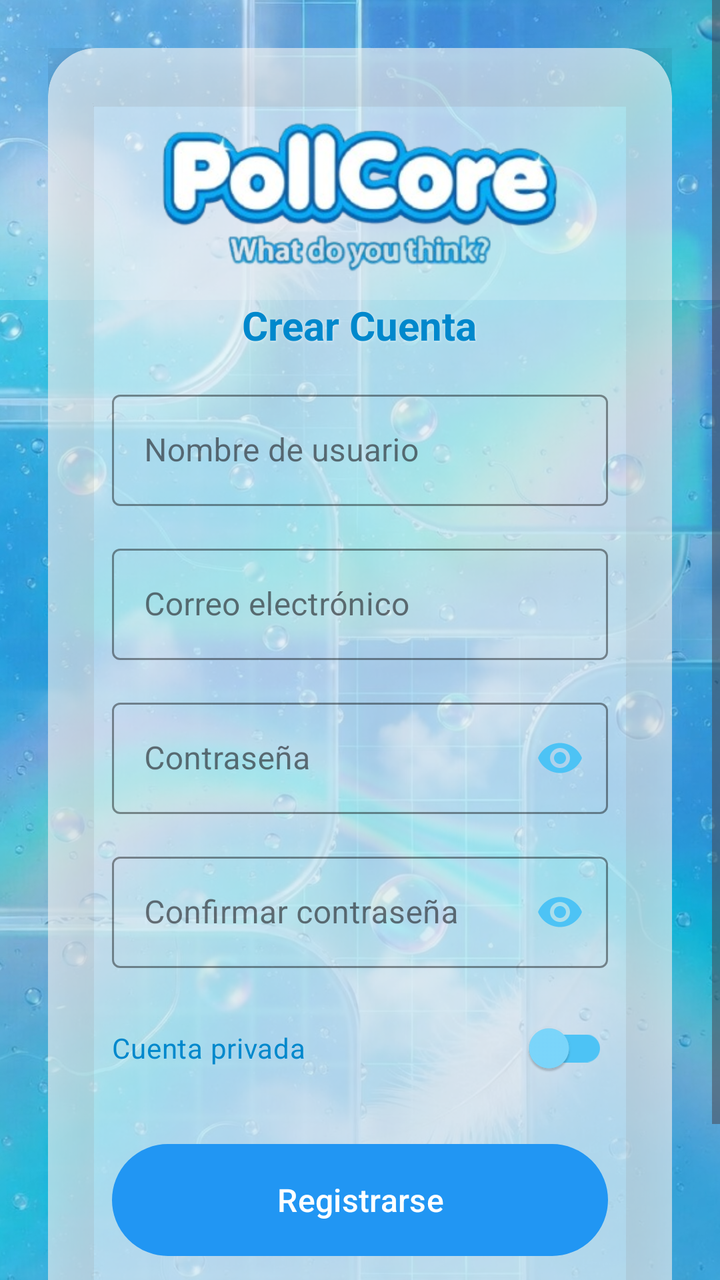
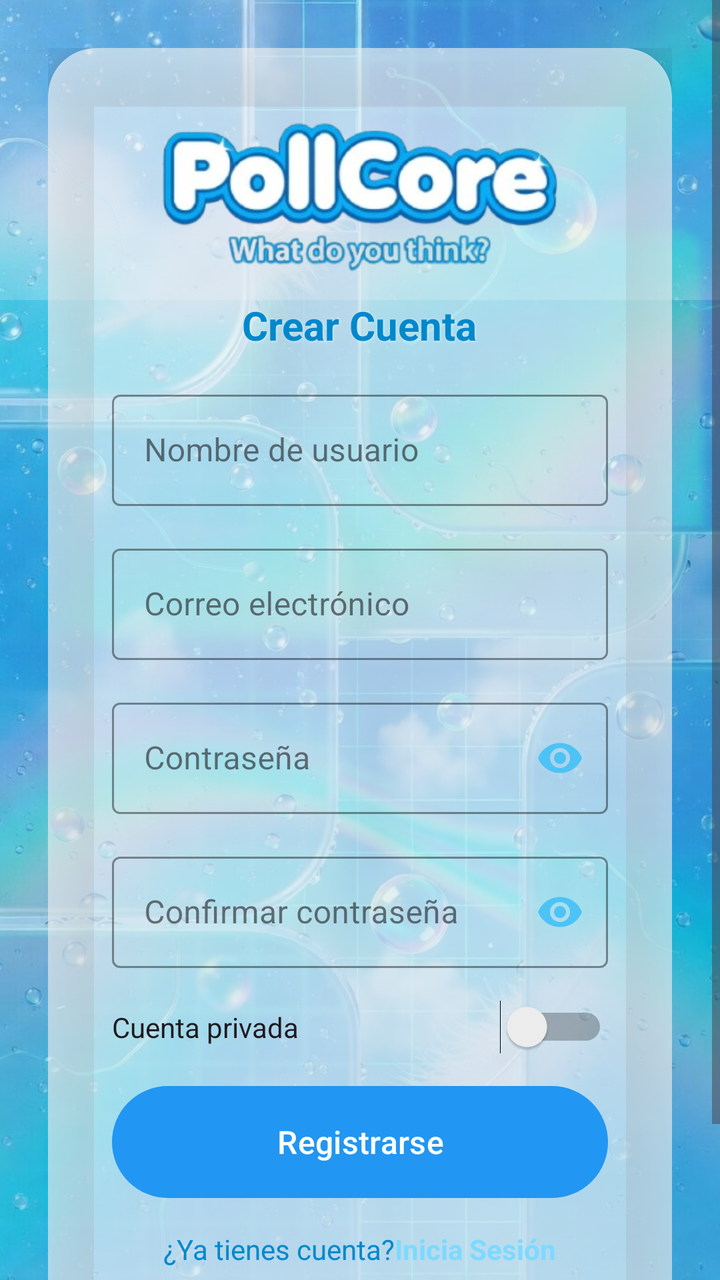

Compare the two renders of this Android layout. The source of the first and the diff that turns it into the second are given below.
<!-- AndroidManifest.xml: application theme Theme.PollCore -->
<!-- res/layout/activity_register.xml -->
<?xml version="1.0" encoding="utf-8"?>
<RelativeLayout xmlns:android="http://schemas.android.com/apk/res/android"
    xmlns:app="http://schemas.android.com/apk/res-auto"
    android:layout_width="match_parent"
    android:layout_height="match_parent">

    <ImageView
        android:id="@+id/ivBackground"
        android:layout_width="match_parent"
        android:layout_height="match_parent"
        android:scaleType="centerCrop"
        android:src="@drawable/ic_register_background" />

    <View
        android:layout_width="match_parent"
        android:layout_height="match_parent"
        android:background="@drawable/bg_frutiger_gradient" />

    <View
        android:layout_width="match_parent"
        android:layout_height="150dp"
        android:background="@drawable/bg_top_glare" />

    <ScrollView
        android:layout_width="match_parent"
        android:layout_height="match_parent"
        android:fillViewport="true">

        <RelativeLayout
            android:layout_width="match_parent"
            android:layout_height="match_parent"
            android:padding="24dp">

            <androidx.cardview.widget.CardView
                android:id="@+id/cardRegister"
                android:layout_width="match_parent"
                android:layout_height="wrap_content"
                android:layout_centerInParent="true"
                app:cardCornerRadius="24dp"
                app:cardElevation="16dp"
                app:cardBackgroundColor="@color/aero_glass">

                <LinearLayout
                    android:layout_width="match_parent"
                    android:layout_height="681dp"
                    android:gravity="center_horizontal"
                    android:orientation="vertical"
                    android:padding="32dp">

                    <ImageView
                        android:id="@+id/imageView"
                        android:layout_width="270dp"
                        android:layout_height="85dp"
                        android:layout_gravity="center"
                        android:layout_marginBottom="8dp"
                        android:scaleType="fitCenter"
                        app:srcCompat="@drawable/ic_logo_pollcore" />

                    <TextView
                        android:layout_width="wrap_content"
                        android:layout_height="wrap_content"
                        android:layout_gravity="center"
                        android:layout_marginBottom="16dp"
                        android:shadowColor="#80FFFFFF"
                        android:shadowDx="1"
                        android:shadowDy="1"
                        android:shadowRadius="3"
                        android:text="@string/register_title"
                        android:textColor="@color/frutiger_blue_dark"
                        android:textSize="20sp"
                        android:textStyle="bold" />

                    <com.google.android.material.textfield.TextInputLayout
                        style="@style/Widget.MaterialComponents.TextInputLayout.OutlinedBox"
                        android:layout_width="match_parent"
                        android:layout_height="wrap_content"
                        android:layout_marginBottom="16dp"
                        app:boxStrokeColor="@color/frutiger_blue_light"
                        app:hintTextColor="@color/frutiger_blue_light">

                        <com.google.android.material.textfield.TextInputEditText
                            android:id="@+id/etUsername"
                            android:layout_width="match_parent"
                            android:layout_height="wrap_content"
                            android:hint="@string/register_username_hint"
                            android:inputType="textPersonName"
                            android:maxLines="1"
                            android:textColor="@color/frutiger_blue_dark" />
                    </com.google.android.material.textfield.TextInputLayout>

                    <com.google.android.material.textfield.TextInputLayout
                        style="@style/Widget.MaterialComponents.TextInputLayout.OutlinedBox"
                        android:layout_width="match_parent"
                        android:layout_height="wrap_content"
                        android:layout_marginBottom="16dp"
                        app:boxStrokeColor="@color/frutiger_blue_light"
                        app:hintTextColor="@color/frutiger_blue_light">

                        <com.google.android.material.textfield.TextInputEditText
                            android:id="@+id/etEmail"
                            android:layout_width="match_parent"
                            android:layout_height="wrap_content"
                            android:hint="@string/register_email_hint"
                            android:inputType="textEmailAddress"
                            android:maxLines="1"
                            android:textColor="@color/frutiger_blue_dark" />
                    </com.google.android.material.textfield.TextInputLayout>

                    <com.google.android.material.textfield.TextInputLayout
                        style="@style/Widget.MaterialComponents.TextInputLayout.OutlinedBox"
                        android:layout_width="match_parent"
                        android:layout_height="wrap_content"
                        android:layout_marginBottom="16dp"
                        app:boxStrokeColor="@color/frutiger_blue_light"
                        app:hintTextColor="@color/frutiger_blue_light"
                        app:passwordToggleEnabled="true"
                        app:passwordToggleTint="@color/frutiger_blue_light">

                        <com.google.android.material.textfield.TextInputEditText
                            android:id="@+id/etPassword"
                            android:layout_width="match_parent"
                            android:layout_height="wrap_content"
                            android:hint="@string/register_password_hint"
                            android:inputType="textPassword"
                            android:maxLines="1"
                            android:textColor="@color/frutiger_blue_dark" />
                    </com.google.android.material.textfield.TextInputLayout>

                    <com.google.android.material.textfield.TextInputLayout
                        style="@style/Widget.MaterialComponents.TextInputLayout.OutlinedBox"
                        android:layout_width="match_parent"
                        android:layout_height="wrap_content"
                        android:layout_marginBottom="16dp"
                        app:boxStrokeColor="@color/frutiger_blue_light"
                        app:hintTextColor="@color/frutiger_blue_light"
                        app:passwordToggleEnabled="true"
                        app:passwordToggleTint="@color/frutiger_blue_light">

                        <com.google.android.material.textfield.TextInputEditText
                            android:id="@+id/etConfirmPassword"
                            android:layout_width="match_parent"
                            android:layout_height="wrap_content"
                            android:hint="@string/register_confirm_password_hint"
                            android:inputType="textPassword"
                            android:maxLines="1"
                            android:textColor="@color/frutiger_blue_dark" />
                    </com.google.android.material.textfield.TextInputLayout>

                    <com.google.android.material.switchmaterial.SwitchMaterial
                        android:id="@+id/swPrivateAccount"
                        android:layout_width="match_parent"
                        android:layout_height="wrap_content"
                        android:layout_marginBottom="24dp"
                        android:text="@string/register_private_account"
                        android:textColor="@color/frutiger_blue_dark"
                        app:thumbTint="@color/frutiger_blue_bright"
                        app:trackTint="@color/frutiger_blue_light" />

                    <com.google.android.material.button.MaterialButton
                        android:id="@+id/btnRegister"
                        android:layout_width="match_parent"
                        android:layout_height="56dp"
                        android:layout_marginBottom="16dp"
                        android:background="@drawable/btn_frutiger_aero"
                        android:text="@string/register_button"
                        android:textAllCaps="false"
                        android:textColor="@android:color/white"
                        android:textSize="16sp"
                        app:backgroundTint="#2196F3"
                        app:cornerRadius="28dp" />

                    <LinearLayout
                        android:layout_width="wrap_content"
                        android:layout_height="wrap_content"
                        android:gravity="center"
                        android:orientation="horizontal">

                        <TextView
                            android:layout_width="wrap_content"
                            android:layout_height="wrap_content"
                            android:text="@string/register_have_account"
                            android:textColor="@color/frutiger_blue_dark" />

                        <TextView
                            android:id="@+id/tvLoginLink"
                            android:layout_width="wrap_content"
                            android:layout_height="wrap_content"
                            android:text="@string/register_login_link"
                            android:textColor="@color/frutiger_blue_bright"
                            android:textStyle="bold" />
                    </LinearLayout>

                </LinearLayout>

            </androidx.cardview.widget.CardView>

        </RelativeLayout>

    </ScrollView>

</RelativeLayout>
<!-- resources referenced by this layout -->
<resources>
  <color name="aero_glass">#99FFFFFF</color>
  <color name="frutiger_blue_bright">#7DD9FF</color>
  <color name="frutiger_blue_dark">#0088CC</color>
  <color name="frutiger_blue_light">#4DC3F5</color>
  <!-- drawable bg_frutiger_gradient (drawable) -->
  <?xml version="1.0" encoding="utf-8"?>
  <shape xmlns:android="http://schemas.android.com/apk/res/android">
      <gradient
          android:startColor="#400066B3"
          android:endColor="#0000A3E0"
          android:angle="135"
          android:type="linear" />
  </shape>
  <!-- drawable bg_top_glare (drawable) -->
  <?xml version="1.0" encoding="utf-8"?>
  <shape xmlns:android="http://schemas.android.com/apk/res/android">
      <gradient
          android:startColor="#30FFFFFF"
          android:endColor="#00FFFFFF"
          android:angle="90"
          android:type="linear" />
  </shape>
  <!-- drawable btn_frutiger_aero (drawable) -->
  <?xml version="1.0" encoding="utf-8"?>
  <selector xmlns:android="http://schemas.android.com/apk/res/android">
      <item android:state_pressed="true">
          <shape android:shape="rectangle">
              <gradient
                  android:startColor="#0088CC"
                  android:endColor="#00A3E0"
                  android:angle="90" />
              <stroke
                  android:width="1dp"
                  android:color="#B3E5FF" />
              <corners android:radius="28dp" />
              <size android:height="56dp" />
          </shape>
      </item>
  
      <item>
          <shape android:shape="rectangle">
              <gradient
                  android:startColor="#00A3E0"
                  android:endColor="#0088CC"
                  android:angle="90" />
              <stroke
                  android:width="1dp"
                  android:color="#4DC3F5" />
              <corners android:radius="28dp" />
              <size android:height="56dp" />
          </shape>
      </item>
  </selector>
  <!-- drawable ic_logo_pollcore: png bitmap (drawable, 65161 bytes) -->
  <!-- drawable ic_register_background: jpg bitmap (drawable, 222380 bytes) -->
  <string name="register_button">Registrarse</string>
  <string name="register_confirm_password_hint">Confirmar contraseña</string>
  <string name="register_email_hint">Correo electrónico</string>
  <string name="register_have_account">¿Ya tienes cuenta? </string>
  <string name="register_login_link">Inicia Sesión</string>
  <string name="register_password_hint">Contraseña</string>
  <string name="register_private_account">Cuenta privada</string>
  <string name="register_title">Crear Cuenta</string>
  <string name="register_username_hint">Nombre de usuario</string>
  <style name="Theme.PollCore" parent="Base.Theme.PollCore" />
  <style name="Base.Theme.PollCore" parent="Theme.Material3.DayNight.NoActionBar">
          
          
      </style>
</resources>

<!-- the commit's change to res/layout/activity_register.xml (unified diff, before → after) -->
@@ -1,7 +1,9 @@
 <?xml version="1.0" encoding="utf-8"?>
 <RelativeLayout xmlns:android="http://schemas.android.com/apk/res/android"
     xmlns:app="http://schemas.android.com/apk/res-auto"
+    xmlns:tools="http://schemas.android.com/tools"
     android:layout_width="match_parent"
+    android:id="@+id/register"
     android:layout_height="match_parent">
 
     <ImageView
@@ -146,15 +148,13 @@
                             android:textColor="@color/frutiger_blue_dark" />
                     </com.google.android.material.textfield.TextInputLayout>
 
-                    <com.google.android.material.switchmaterial.SwitchMaterial
+                    <Switch
                         android:id="@+id/swPrivateAccount"
                         android:layout_width="match_parent"
                         android:layout_height="wrap_content"
-                        android:layout_marginBottom="24dp"
                         android:text="@string/register_private_account"
-                        android:textColor="@color/frutiger_blue_dark"
-                        app:thumbTint="@color/frutiger_blue_bright"
-                        app:trackTint="@color/frutiger_blue_light" />
+                        android:layout_marginBottom="16dp"
+                        tools:ignore="UseSwitchCompatOrMaterialXml" />
 
                     <com.google.android.material.button.MaterialButton
                         android:id="@+id/btnRegister"
